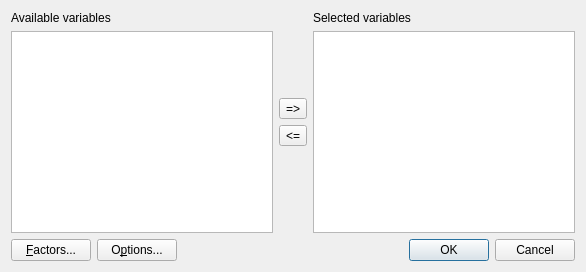
The window that cogstat/ui/compare_vars.ui (cogstat/cogstat) describes before a commit, drawn with Qt 5.
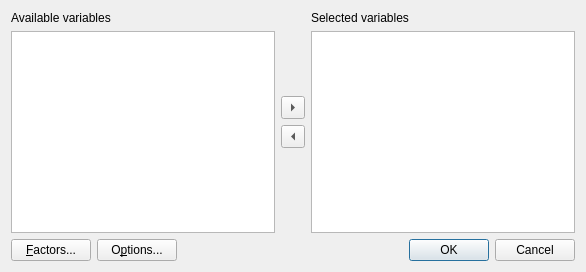
The same window after the commit.

```diff
--- a/cogstat/ui/compare_vars.ui
+++ b/cogstat/ui/compare_vars.ui
@@ -52,15 +52,15 @@
      </item>
      <item>
       <widget class="QToolButton" name="addVar">
-       <property name="text">
-        <string>=&gt;</string>
+       <property name="arrowType">
+        <enum>Qt::RightArrow</enum>
        </property>
       </widget>
      </item>
      <item>
       <widget class="QToolButton" name="removeVar">
-       <property name="text">
-        <string>&lt;=</string>
+       <property name="arrowType">
+        <enum>Qt::LeftArrow</enum>
        </property>
       </widget>
      </item>
```
